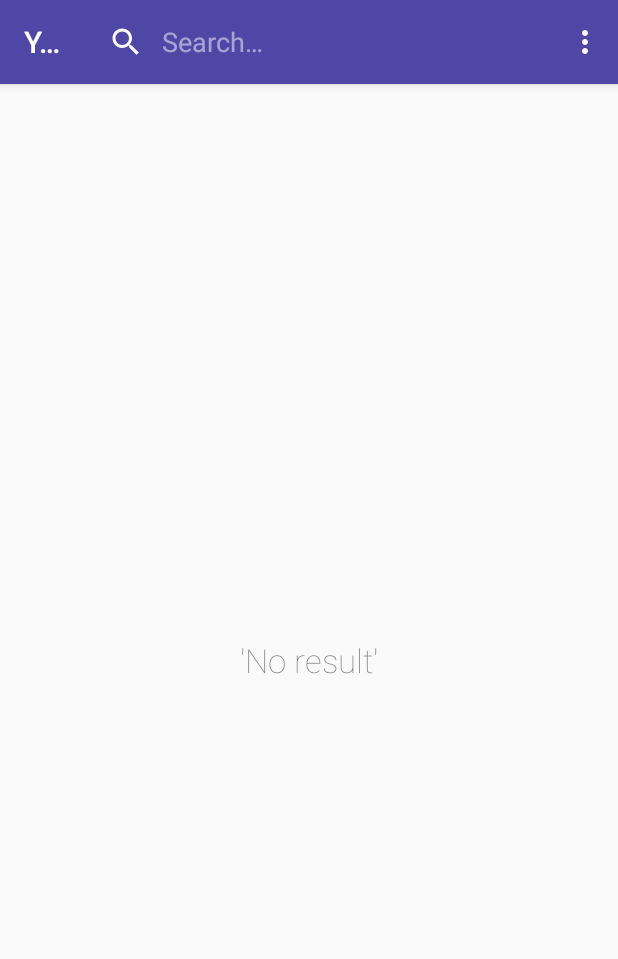
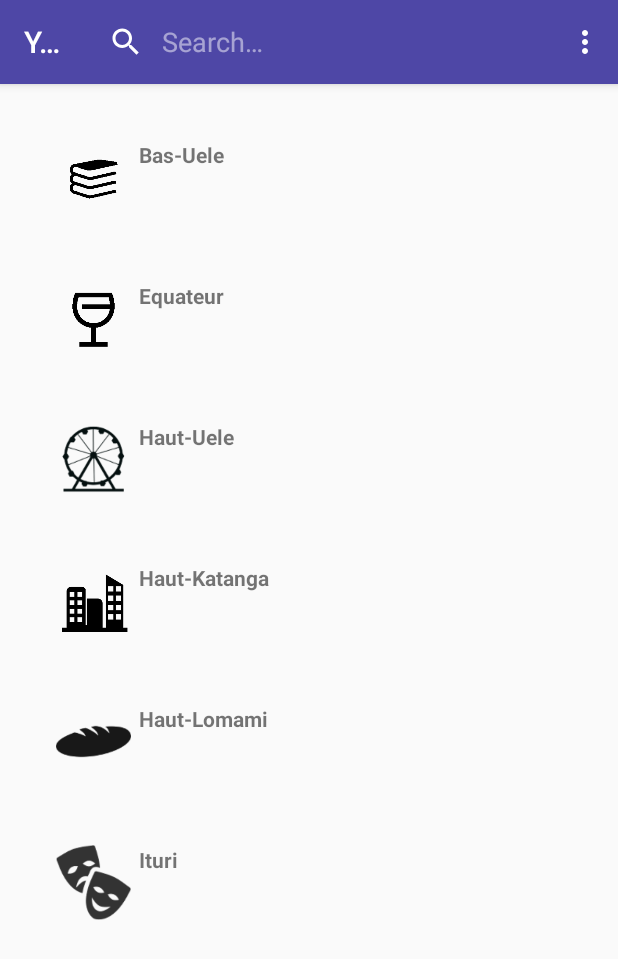
Before and after one commit to kisita163/yebela, an Android app: the screen it shows after launch (SearchActivity before the commit, BrandsListActivity after it), after a tap on "search_button", on a phone screen of 412 x 824 dp. Shown: the top 959 px of the screen. Run offline under Robolectric (Android 15) with nearby library versions, the phone set to English and light mode, and no system bars; libraries missing offline, so code that uses them is left out: com.squareup.okhttp; 1 statement that could not run was skipped.

Commit message:
addinng supoorted brands

```diff
--- a/app/src/main/AndroidManifest.xml
+++ b/app/src/main/AndroidManifest.xml
@@ -103,7 +103,7 @@
             android:name=".activities.ServiceChoicesActivity"
             android:label="@string/title_activity_service_choices"
             android:theme="@style/AppTheme.NoActionBar" />
-        <activity android:name=".activities.SearchActivity">
+        <activity android:name=".activities.BrandsListActivity">
             <intent-filter>
                 <action android:name="android.intent.action.SEARCH" />
             </intent-filter>
--- a/app/src/main/java/com/kisita/yebela/activities/SearchActivity.java
+++ b/app/src/main/java/com/kisita/yebela/activities/BrandsListActivity.java
@@ -23,14 +23,15 @@ import android.widget.TextView;
 
 import com.kisita.yebela.R;
 import com.kisita.yebela.data.PlacesContract;
+import com.kisita.yebela.utility.BrandsAdapter;
 import com.kisita.yebela.utility.ResultAdapter;
 
-public class SearchActivity extends AppCompatActivity implements LoaderManager.LoaderCallbacks<Cursor>, SearchView.OnQueryTextListener{
+public class BrandsListActivity extends AppCompatActivity implements SearchView.OnQueryTextListener{
     private String TAG = getClass().getName();
     private ListView searchList;
     private TextView mNoResult;
     private String selection = PlacesContract.PlaceEntry.COLUMN_NAME+ " LIKE ? ";
-    private ResultAdapter mMainAdapter;
+    private BrandsAdapter mMainAdapter;
     private String[] selectionArgs = {""};
     private static final String[] PLACES_COLUMNS = {
             PlacesContract.PlaceEntry.TABLE_NAME + "." + PlacesContract.PlaceEntry._ID,
@@ -53,16 +54,16 @@ public class SearchActivity extends AppCompatActivity implements LoaderManager.L
         String choice ;
         setContentView(R.layout.activity_search);
         searchList = (ListView)findViewById(R.id.searchList);
-        mMainAdapter = new ResultAdapter(this, null, 0);
+        mMainAdapter = new BrandsAdapter(this);
         searchList.setAdapter(mMainAdapter);
-        searchList.setOnItemClickListener(mMainAdapter);
+        //searchList.setOnItemClickListener(mMainAdapter);
         mNoResult = (TextView)findViewById(R.id.no_result) ;
         choice = getIntent().getStringExtra(getString(R.string.service_id));
         if(choice != null){
             Log.i(TAG,"choice is different from null");
             selection += " AND "+PlacesContract.PlaceEntry.COLUMN_TYPE+ "  LIKE  \"%"+choice.substring(0,3)+"%\"";
         }
-        getLoaderManager().initLoader(0, null, this);
+        //getLoaderManager().initLoader(0, null, this);
     }
 
     @Override
@@ -105,37 +106,7 @@ public class SearchActivity extends AppCompatActivity implements LoaderManager.L
     @Override
     public boolean onQueryTextChange(String newText) {
         selectionArgs[0] = newText;
-        getLoaderManager().restartLoader(0,null,this);
+        //getLoaderManager().restartLoader(0,null,this);
         return false;
     }
-
-    @Override
-    public Loader<Cursor> onCreateLoader(int i, Bundle bundle) {
-        Uri PlacesUri = PlacesContract.PlaceEntry.CONTENT_URI;
-        selectionArgs[0] = "%"+selectionArgs[0]+"%";
-
-        Log.i(TAG,selection + " " + selectionArgs[0]);
-
-       return new CursorLoader(this,
-                PlacesUri,
-                PLACES_COLUMNS,
-                selection,
-                selectionArgs,
-                null);
-    }
-
-    @Override
-    public void onLoadFinished(Loader<Cursor> loader, Cursor cursor) {
-        mMainAdapter.swapCursor(cursor);
-        if(mMainAdapter.getCount() == 0){ // No result
-            mNoResult.setVisibility(View.VISIBLE);
-        }else {
-            mNoResult.setVisibility(View.INVISIBLE);
-        }
-    }
-
-    @Override
-    public void onLoaderReset(Loader<Cursor> loader) {
-        //TODO
-    }
 }
--- a/app/src/main/java/com/kisita/yebela/activities/ServiceChoicesActivity.java
+++ b/app/src/main/java/com/kisita/yebela/activities/ServiceChoicesActivity.java
@@ -2,9 +2,6 @@ package com.kisita.yebela.activities;
 
 import android.content.Intent;
 import android.content.res.Resources;
-import android.content.res.TypedArray;
-import android.graphics.Color;
-import android.graphics.drawable.Drawable;
 import android.os.Bundle;
 import android.support.v7.app.AppCompatActivity;
 import android.support.v7.widget.Toolbar;
@@ -115,13 +112,13 @@ public class ServiceChoicesActivity extends AppCompatActivity implements BaseSli
     }
 
     private void set_layout_choices() {
-        final Intent searchList = new Intent(this,SearchActivity.class);
+        final Intent brandsList = new Intent(this,BrandsListActivity.class);
         final Intent map = new Intent(this,MapsActivity.class);
         String choice;
 
         GridLayout gridLayout = (GridLayout)findViewById(R.id.grid_layout);
         int service = getIntent().getIntExtra(getString(R.string.service_id),0);
-        searchList.putExtra(getString(R.string.service_id),service);
+        brandsList.putExtra(getString(R.string.service_id),service);
 
         for(int i=0 ; i < gridLayout.getChildCount() ; i++){
             final View v = gridLayout.getChildAt(i);
@@ -139,8 +136,8 @@ public class ServiceChoicesActivity extends AppCompatActivity implements BaseSli
                                 v.setOnClickListener(new View.OnClickListener() {
                                     @Override
                                     public void onClick(View view) {
-                                        searchList.putExtra(getString(R.string.service_id), finalChoice);
-                                        startActivity(searchList);
+                                        brandsList.putExtra(getString(R.string.service_id), finalChoice);
+                                        startActivity(brandsList);
                                     }
                                 });
                             }
@@ -159,7 +156,7 @@ public class ServiceChoicesActivity extends AppCompatActivity implements BaseSli
                             v.setOnClickListener(new View.OnClickListener() {
                                 @Override
                                 public void onClick(View view) {
-                                    startActivity(searchList);
+                                    startActivity(brandsList);
                                 }
                             });
                         }
@@ -265,7 +262,7 @@ public class ServiceChoicesActivity extends AppCompatActivity implements BaseSli
         }
 
         if(id == R.id.search_icon){
-            Intent search = new Intent(this,SearchActivity.class);
+            Intent search = new Intent(this,BrandsListActivity.class);
             startActivity(search);
             //onSearchRequested();
         }
--- a/app/src/main/java/com/kisita/yebela/activities/ServicesActivity.java
+++ b/app/src/main/java/com/kisita/yebela/activities/ServicesActivity.java
@@ -6,7 +6,6 @@ import android.content.Context;
 import android.content.Intent;
 import android.content.SharedPreferences;
 import android.content.pm.PackageManager;
-import android.preference.SwitchPreference;
 import android.support.annotation.NonNull;
 import android.support.annotation.Nullable;
 import android.support.v4.app.ActivityCompat;
@@ -106,7 +105,7 @@ public class ServicesActivity extends AppCompatActivity implements GoogleApiClie
         }
 
         if (id == R.id.search_icon) {
-            Intent search = new Intent(this, SearchActivity.class);
+            Intent search = new Intent(this, BrandsListActivity.class);
             startActivity(search);
             //onSearchRequested();
         }
--- /dev/null
+++ b/app/src/main/java/com/kisita/yebela/utility/BrandsAdapter.java
@@ -0,0 +1,122 @@
+package com.kisita.yebela.utility;
+
+
+import android.content.Context;
+import android.database.DataSetObserver;
+import android.graphics.Color;
+import android.view.LayoutInflater;
+import android.view.View;
+import android.view.ViewGroup;
+import android.widget.ArrayAdapter;
+import android.widget.ImageView;
+import android.widget.ListAdapter;
+import android.widget.TextView;
+
+import com.kisita.yebela.R;
+
+import java.util.Random;
+
+/**
+ * Created by ELECTRO DEPOT on 02-04-17.
+ */
+
+public class BrandsAdapter extends ArrayAdapter {
+    private Context context;
+    static final public Integer[] pImages = {R.drawable.bookstore_icon,
+            R.drawable.bar_cafe,
+            R.drawable.amusement_park_icon,
+            R.drawable.apartment_icon,
+            R.drawable.bakery_icon,
+            R.drawable.theater_icon
+    };
+
+
+    static final public String[] pNames = {  "Bas-Uele",
+            "Equateur",
+            "Haut-Uele",
+            "Haut-Katanga",
+            "Haut-Lomami",
+            "Ituri"
+    };
+
+
+    public BrandsAdapter(Context context) {
+        super(context,0);
+        this.context = context;
+    }
+
+    @Override
+    public boolean areAllItemsEnabled() {
+        return false;
+    }
+
+    @Override
+    public boolean isEnabled(int i) {
+        return false;
+    }
+
+    @Override
+    public void registerDataSetObserver(DataSetObserver dataSetObserver) {
+
+    }
+
+    @Override
+    public void unregisterDataSetObserver(DataSetObserver dataSetObserver) {
+
+    }
+
+    @Override
+    public int getCount() {
+        return pNames.length;
+    }
+
+    @Override
+    public Object getItem(int i) {
+        return pImages[i];
+    }
+
+    @Override
+    public long getItemId(int i) {
+        return 0;
+    }
+
+    @Override
+    public boolean hasStableIds() {
+        return false;
+    }
+
+    @Override
+    public View getView(int i, View view, ViewGroup viewGroup) {
+        View row = view;
+        if(row == null) {
+            //System.out.println("ConvertView is not provided");
+            LayoutInflater inflater = (LayoutInflater) context.getSystemService( Context.LAYOUT_INFLATER_SERVICE );
+            row = inflater.inflate(R.layout.brands_layout,null);
+        }
+        TextView brandName = (TextView)row.findViewById(R.id.brandName);
+        ImageView brandImage = (ImageView)row.findViewById(R.id.brandImage);
+
+        brandImage.setImageResource(pImages[i]);
+        brandName.setText(pNames[i]);
+
+        return row;
+    }
+
+    @Override
+    public int getItemViewType(int i) {
+        return 0;
+    }
+
+
+    @Override
+    public boolean isEmpty() {
+        return false;
+    }
+
+    public int generateColor()
+    {
+        Random rnd = new Random();
+        int color = Color.argb(255, rnd.nextInt(256), rnd.nextInt(256), rnd.nextInt(256));
+        return (color);
+    }
+}
--- a/app/src/main/res/layout/activity_search.xml
+++ b/app/src/main/res/layout/activity_search.xml
@@ -8,7 +8,7 @@
     android:paddingLeft="@dimen/activity_horizontal_margin"
     android:paddingRight="@dimen/activity_horizontal_margin"
     android:paddingTop="@dimen/activity_vertical_margin"
-    tools:context="com.kisita.yebela.activities.SearchActivity">
+    tools:context="com.kisita.yebela.activities.BrandsListActivity">
     <TextView
         android:layout_width="wrap_content"
         android:layout_height="wrap_content"
--- /dev/null
+++ b/app/src/main/res/layout/brands_layout.xml
@@ -0,0 +1,30 @@
+<?xml version="1.0" encoding="utf-8"?>
+<RelativeLayout
+    xmlns:android="http://schemas.android.com/apk/res/android"
+    xmlns:tools="http://schemas.android.com/tools"
+    android:orientation="vertical"
+    android:layout_width="match_parent"
+    android:layout_height="match_parent"
+    android:paddingLeft="@dimen/activity_horizontal_margin"
+    android:paddingRight="@dimen/activity_horizontal_margin"
+    android:paddingTop="@dimen/activity_vertical_margin"
+    android:paddingBottom="@dimen/activity_vertical_margin">
+
+    <ImageView
+        android:id="@+id/brandImage"
+        android:layout_width="50dp"
+        android:layout_height="50dp"
+        android:layout_alignParentLeft="true"
+        android:layout_margin="5dp"
+        tools:background="#EE1"/>
+
+    <TextView
+        android:id="@+id/brandName"
+        android:layout_width="fill_parent"
+        android:layout_height="wrap_content"
+        android:layout_toRightOf="@id/brandImage"
+        android:layout_alignTop="@id/brandImage"
+        android:textStyle="bold"
+        android:text="Item"/>
+
+</RelativeLayout>
```
Also changed, not shown: app/src/main/res/raw/brands.json (added, +42 -0 lines), app/src/main/res/raw/categories.json (+5 -5 lines).
